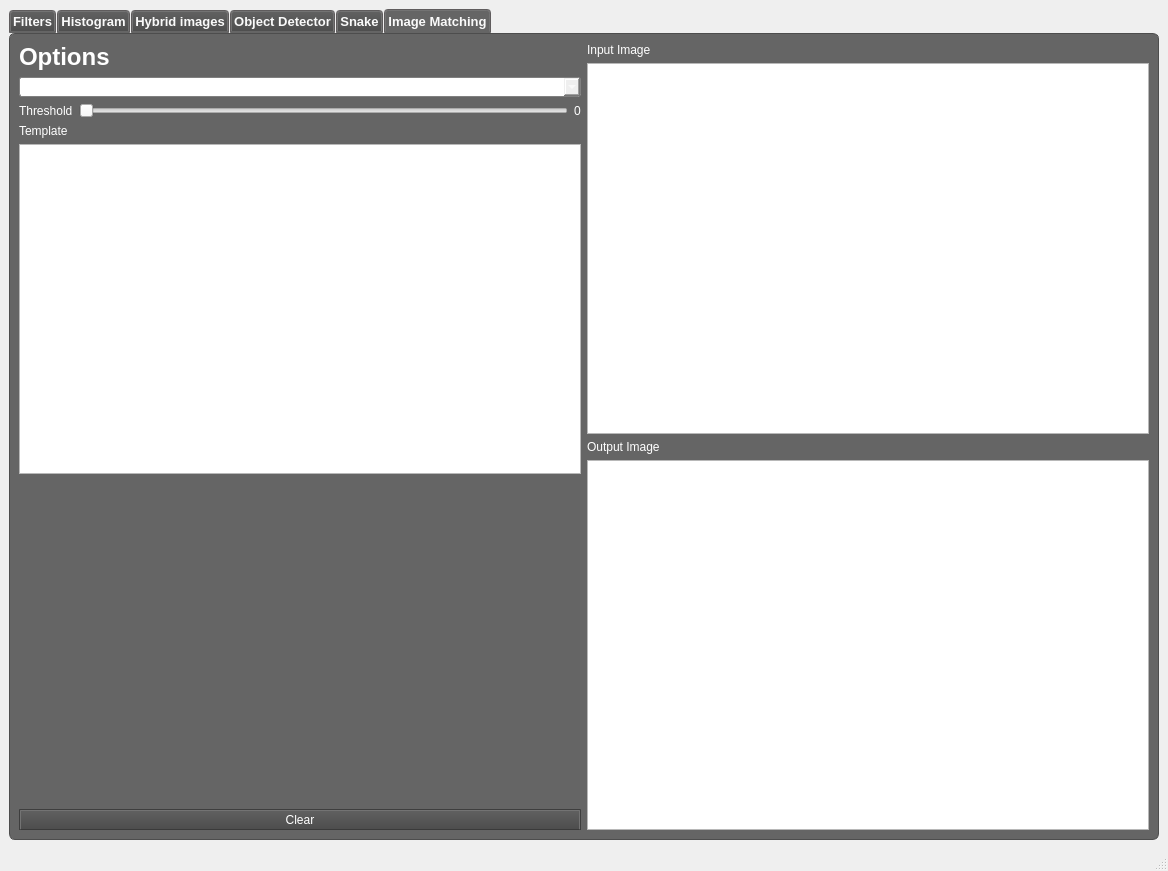
yassmin2000/Computer-Vision-Toolbox, file mainwindow.ui: the form before one commit.
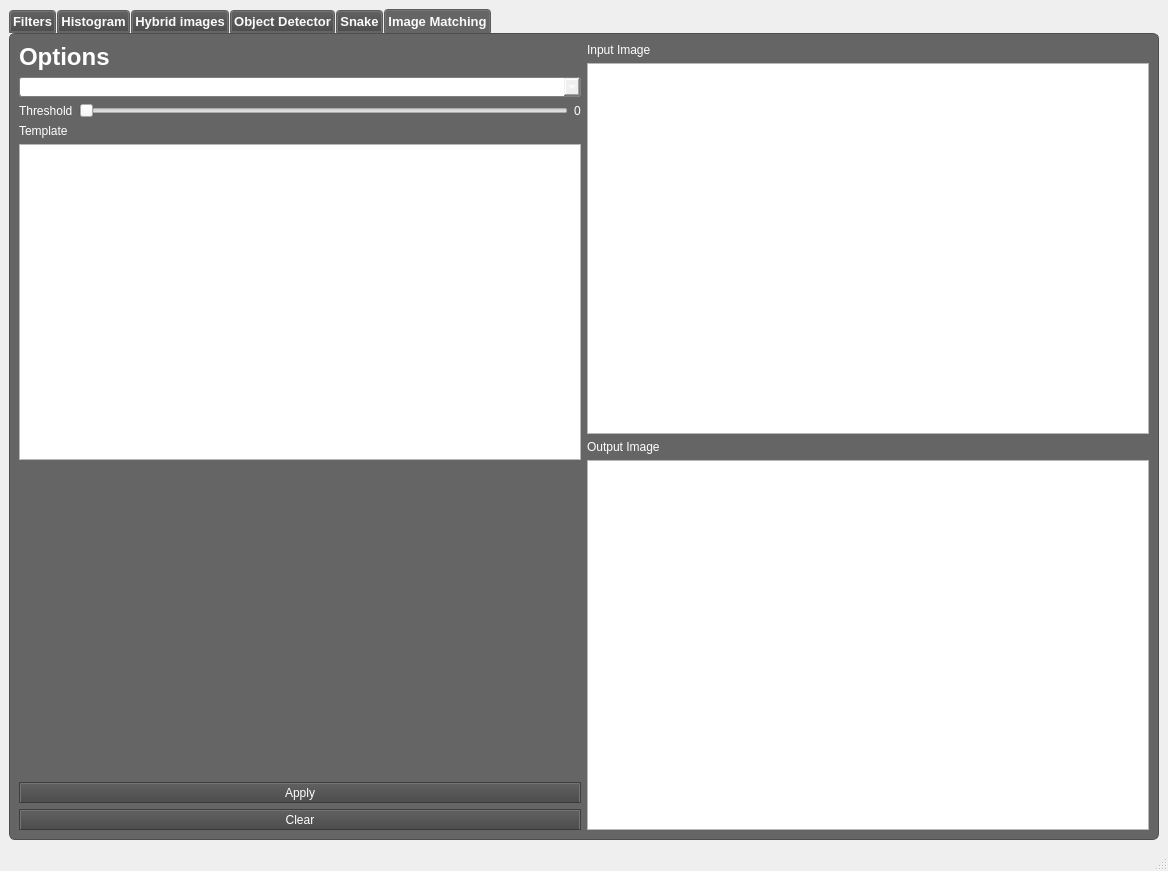
The form after the commit.

```diff
--- a/mainwindow.ui
+++ b/mainwindow.ui
@@ -2009,6 +2009,13 @@
             </property>
            </spacer>
           </item>
+          <item>
+           <widget class="QPushButton" name="applyButton_matching">
+            <property name="text">
+             <string>Apply</string>
+            </property>
+           </widget>
+          </item>
           <item>
            <widget class="QPushButton" name="clear_matching">
             <property name="text">
```
